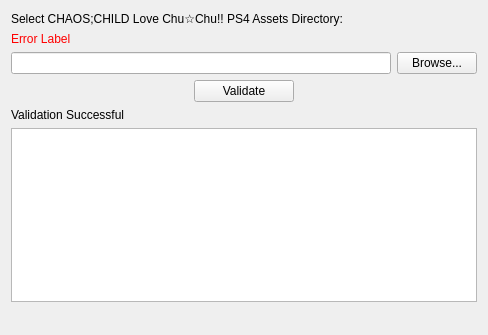
Old version of the form installer/packages/com.committeeofzero.cclcc.ps4.assets/meta/page.ui in the repository CommitteeOfZero/dirac-sea.
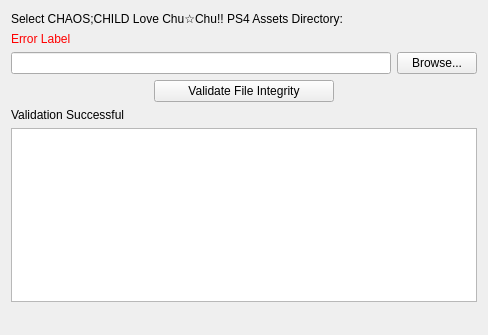
New version of the form.

Commit message: Reword button, clear copyFiles when resetting

```diff
--- a/installer/packages/com.committeeofzero.cclcc.ps4.assets/meta/page.ui
+++ b/installer/packages/com.committeeofzero.cclcc.ps4.assets/meta/page.ui
@@ -51,12 +51,12 @@
       <widget class="QPushButton" name="validateButton">
        <property name="maximumSize">
         <size>
-         <width>100</width>
+         <width>180</width>
          <height>16777215</height>
         </size>
        </property>
        <property name="text">
-        <string>Validate</string>
+        <string>Validate File Integrity</string>
        </property>
       </widget>
      </item>
```
The commit also changes 3 other files.
